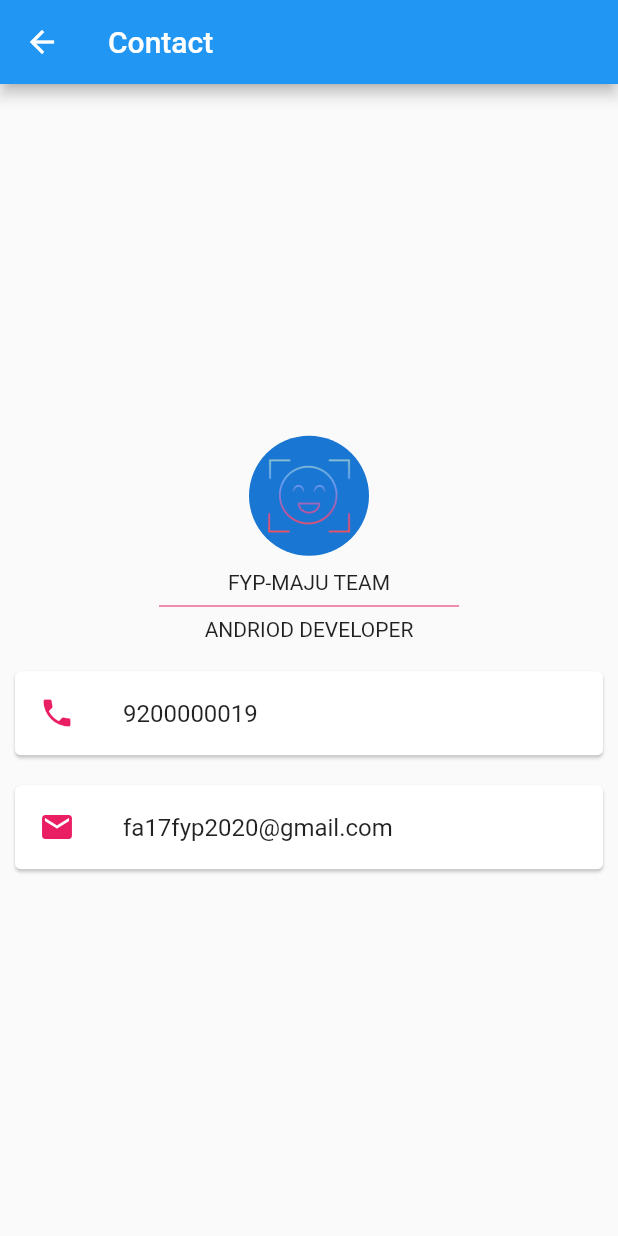
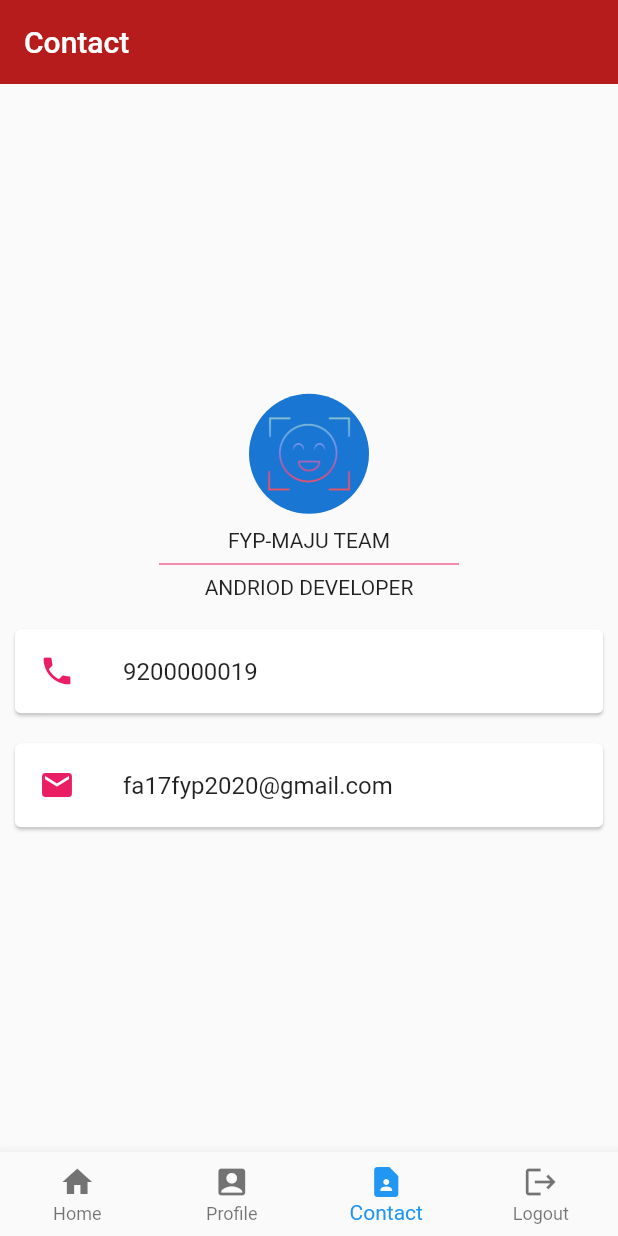
Before and after one commit to ahaseeb1999/mood_detection_updated, a Flutter app: the Dashboard screen opened directly, item 3 of the bottom bar chosen, on a phone screen of 412 x 824 dp. Run offline on Flutter 3.47's test engine with Material 2 defaults, Android fonts, the phone set to English and light mode, and no system bars; our stand-ins replace audioplayers, cloud_firestore, file_picker, firebase_auth, firebase_core, firebase_storage and 8 more; missing offline and left inert: tflite; accounts and stored records are empty.

Commit message:
contact page navigation

```diff
--- a/lib/Dashboard.dart
+++ b/lib/Dashboard.dart
@@ -16,12 +16,13 @@ class _DashboardState extends State<Dashboard> {
   Widget build(BuildContext context) {
     return Scaffold(
       appBar: AppBar(
+        // all of the main screens in the dashboard will use the same appbar, no need to code appbar in new pages
         backgroundColor: Colors.red[900],
         title: Text(_currentIndex == 0
             ? 'Dashboard'
             : _currentIndex == 1
                 ? 'Profile'
-                : Get.to(contact())),
+                : 'Contact'),
         elevation: 0,
       ),
       backgroundColor: Colors.white,
@@ -48,6 +49,20 @@ class _DashboardState extends State<Dashboard> {
   }
 
   getBodyWidget() {
-    return (_currentIndex == 0) ? DashBoardHomePage() : Container();
+    // page navigation, add your pages here according to index
+
+    // return (_currentIndex == 0) ? DashBoardHomePage() : Container();
+    switch (_currentIndex) {
+      case 0:
+        return DashBoardHomePage();
+        break;
+      case 1:
+        return DashBoardHomePage(); // replace it with profile page when completed
+        break;
+      case 2:
+        return Contact();
+        break;
+      // case 3:return DashBoardHomePage();break;
+    }
   }
 }
--- a/lib/contact.dart
+++ b/lib/contact.dart
@@ -1,28 +1,27 @@
 import 'package:flutter/material.dart';
-import 'package:mooddetection/Dashboard_Homepage.dart';
 
-class contact extends StatefulWidget {
+class Contact extends StatefulWidget {
   @override
-  _contactState createState() => _contactState();
+  _ContactState createState() => _ContactState();
 }
 
-class _contactState extends State<contact> {
+class _ContactState extends State<Contact> {
   @override
   Widget build(BuildContext context) {
     return Scaffold(
-      appBar: AppBar(
-        leading: IconButton(
-          onPressed: () {
-            Navigator.pop(context,
-                MaterialPageRoute(builder: (_) => DashBoardHomePage()));
-          },
-          icon: Icon(
-            Icons.arrow_back,
-            color: Colors.white,
-          ),
-        ),
-        title: Text('Contact'),
-      ),
+      // appBar: AppBar(
+      //   leading: IconButton(
+      //     onPressed: () {
+      //       Navigator.pop(context,
+      //           MaterialPageRoute(builder: (_) => DashBoardHomePage()));
+      //     },
+      //     icon: Icon(
+      //       Icons.arrow_back,
+      //       color: Colors.white,
+      //     ),
+      //   ),
+      //   title: Text('Contact'),
+      // ),
       body: SafeArea(
         child: Column(
           mainAxisAlignment: MainAxisAlignment.center,
```
